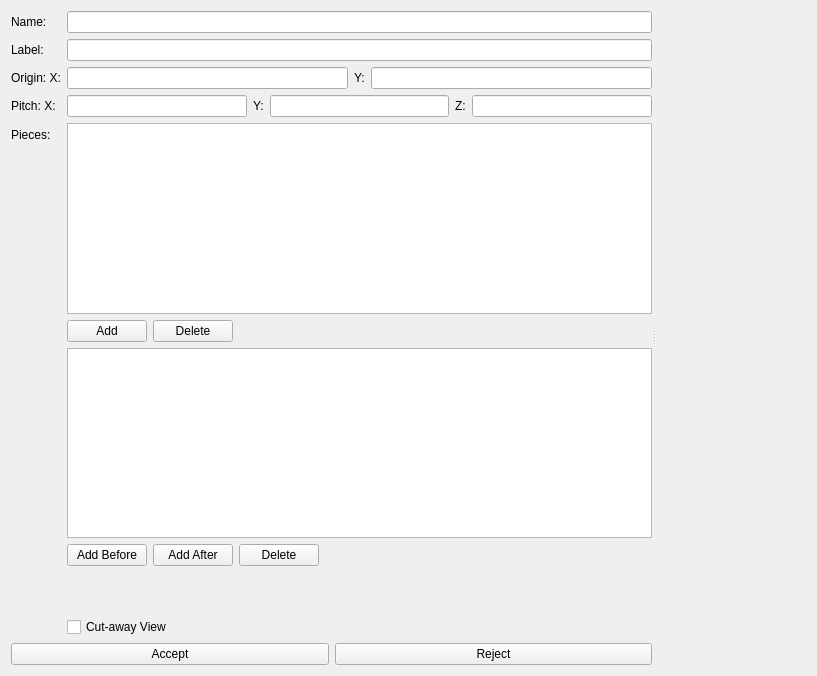
First picture: the form in Application/cmbNucPinCellEditor.ui, repository Sprunth/RGG, before the edit.
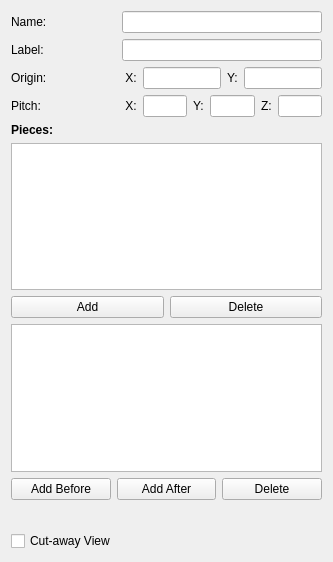
Second picture: the form after the edit. Custom widgets are drawn as their Qt base class.

Commit message: Intergrated PinEditor dialog into main UI panels

```diff
--- a/Application/cmbNucPinCellEditor.ui
+++ b/Application/cmbNucPinCellEditor.ui
@@ -6,29 +6,14 @@
    <rect>
     <x>0</x>
     <y>0</y>
-    <width>817</width>
-    <height>676</height>
+    <width>333</width>
+    <height>562</height>
    </rect>
   </property>
   <property name="windowTitle">
    <string>PinCell Editor</string>
   </property>
-  <layout class="QVBoxLayout" name="verticalLayout_2">
-   <item>
-    <widget class="QSplitter" name="splitter">
-     <property name="orientation">
-      <enum>Qt::Horizontal</enum>
-     </property>
-     <property name="childrenCollapsible">
-      <bool>false</bool>
-     </property>
-     <widget class="QWidget" name="layoutWidget">
-      <layout class="QVBoxLayout" name="verticalLayout">
-       <item>
-        <layout class="QFormLayout" name="formLayout">
-         <property name="fieldGrowthPolicy">
-          <enum>QFormLayout::ExpandingFieldsGrow</enum>
-         </property>
+  <layout class="QGridLayout" name="gridLayout">
          <item row="0" column="0">
           <widget class="QLabel" name="label">
            <property name="text">
@@ -49,15 +34,28 @@
          <item row="1" column="1">
           <widget class="QLineEdit" name="labelLineEdit"/>
          </item>
-         <item row="3" column="0">
+   <item row="2" column="0">
           <widget class="QLabel" name="label_4">
+     <property name="sizePolicy">
+      <sizepolicy hsizetype="Fixed" vsizetype="Preferred">
+       <horstretch>0</horstretch>
+       <verstretch>0</verstretch>
+      </sizepolicy>
+     </property>
            <property name="text">
-            <string>Origin: X:</string>
+      <string>Origin:</string>
            </property>
           </widget>
          </item>
-         <item row="3" column="1">
+   <item row="2" column="1">
           <layout class="QHBoxLayout" name="horizontalLayout_2">
+     <item>
+      <widget class="QLabel" name="label_10">
+       <property name="text">
+        <string> X:</string>
+       </property>
+      </widget>
+     </item>
            <item>
             <widget class="QLineEdit" name="originY"/>
            </item>
@@ -73,15 +71,28 @@
            </item>
           </layout>
          </item>
-         <item row="4" column="0">
+   <item row="3" column="0">
           <widget class="QLabel" name="label_3">
+     <property name="sizePolicy">
+      <sizepolicy hsizetype="Fixed" vsizetype="Preferred">
+       <horstretch>0</horstretch>
+       <verstretch>0</verstretch>
+      </sizepolicy>
+     </property>
            <property name="text">
-            <string>Pitch: X:</string>
+      <string>Pitch:</string>
            </property>
           </widget>
          </item>
-         <item row="4" column="1">
+   <item row="3" column="1">
           <layout class="QHBoxLayout" name="horizontalLayout_3">
+     <item>
+      <widget class="QLabel" name="label_7">
+       <property name="text">
+        <string> X:</string>
+       </property>
+      </widget>
+     </item>
            <item>
             <widget class="QLineEdit" name="pitchX"/>
            </item>
@@ -107,14 +118,20 @@
            </item>
           </layout>
          </item>
-         <item row="5" column="0">
+   <item row="4" column="0">
           <widget class="QLabel" name="label_5">
+     <property name="font">
+      <font>
+       <weight>75</weight>
+       <bold>true</bold>
+      </font>
+     </property>
            <property name="text">
             <string>Pieces:</string>
            </property>
           </widget>
          </item>
-         <item row="5" column="1">
+   <item row="5" column="0" colspan="2">
           <widget class="QTableWidget" name="piecesTable">
            <property name="alternatingRowColors">
             <bool>true</bool>
@@ -130,7 +147,7 @@
            </attribute>
           </widget>
          </item>
-         <item row="6" column="1">
+   <item row="6" column="0" colspan="2">
           <layout class="QHBoxLayout" name="horizontalLayout_4">
            <item>
             <widget class="QPushButton" name="addButton">
@@ -148,7 +165,7 @@
            </item>
           </layout>
          </item>
-         <item row="7" column="1">
+   <item row="7" column="0" colspan="2">
           <widget class="QTableWidget" name="layersTable">
            <property name="selectionMode">
             <enum>QAbstractItemView::SingleSelection</enum>
@@ -158,7 +175,7 @@
            </property>
           </widget>
          </item>
-         <item row="8" column="1">
+   <item row="8" column="0" colspan="2">
           <layout class="QHBoxLayout" name="horizontalLayout_7">
            <item>
             <widget class="QPushButton" name="addLayerBeforeButton">
@@ -183,14 +200,7 @@
            </item>
           </layout>
          </item>
-         <item row="10" column="1">
-          <widget class="QCheckBox" name="cutAwayViewCheckBox">
-           <property name="text">
-            <string>Cut-away View</string>
-           </property>
-          </widget>
-         </item>
-         <item row="9" column="1">
+   <item row="9" column="0">
           <spacer name="verticalSpacer">
            <property name="orientation">
             <enum>Qt::Vertical</enum>
@@ -198,52 +208,23 @@
            <property name="sizeHint" stdset="0">
             <size>
              <width>20</width>
-             <height>40</height>
+       <height>70</height>
             </size>
            </property>
           </spacer>
          </item>
-        </layout>
-       </item>
-       <item>
-        <layout class="QHBoxLayout" name="horizontalLayout">
-         <item>
-          <widget class="QPushButton" name="acceptButton">
+   <item row="10" column="0">
+    <widget class="QCheckBox" name="cutAwayViewCheckBox">
            <property name="text">
-            <string>Accept</string>
+      <string>Cut-away View</string>
            </property>
           </widget>
          </item>
-         <item>
-          <widget class="QPushButton" name="rejectButton">
-           <property name="text">
-            <string>Reject</string>
-           </property>
-          </widget>
-         </item>
-        </layout>
-       </item>
-      </layout>
-     </widget>
-     <widget class="QVTKWidget" name="qvtkWidget" native="true">
-      <property name="sizePolicy">
-       <sizepolicy hsizetype="Expanding" vsizetype="Preferred">
-        <horstretch>0</horstretch>
-        <verstretch>0</verstretch>
-       </sizepolicy>
-      </property>
-     </widget>
-    </widget>
-   </item>
-  </layout>
- </widget>
- <customwidgets>
-  <customwidget>
-   <class>QVTKWidget</class>
-   <extends>QWidget</extends>
-   <header>QVTKWidget.h</header>
-  </customwidget>
- </customwidgets>
+  </layout>
+  <zorder>splitter</zorder>
+  <zorder>addButton</zorder>
+  <zorder>verticalSpacer</zorder>
+ </widget>
  <resources/>
  <connections/>
 </ui>
```
Left out of the diff: 12 changed lines with no effect on the pictures. Lines whose indentation alone changed are shown as unchanged. The commit also changes 11 other files.
